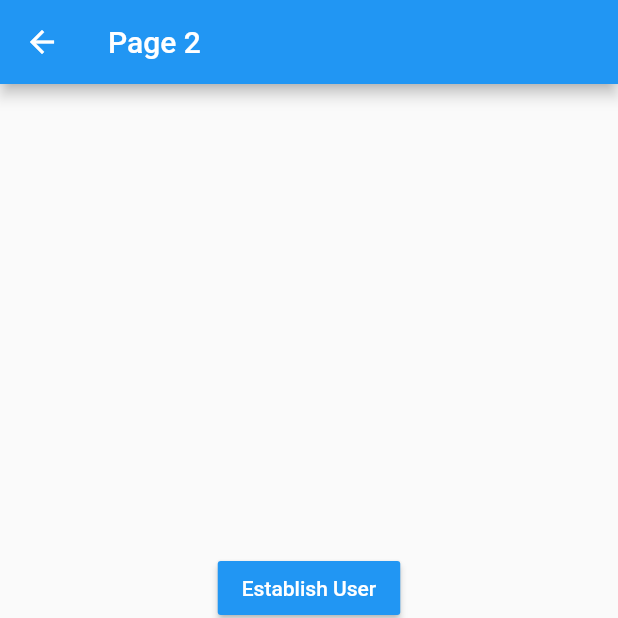
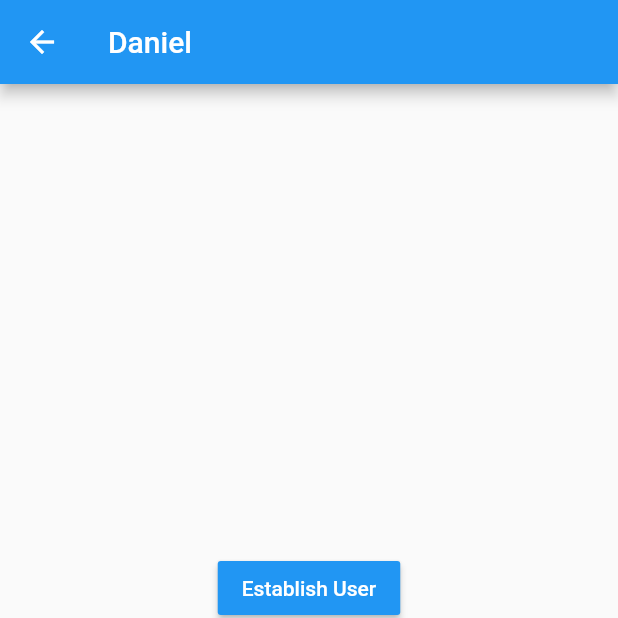
Before and after one commit to Danthology96/Advanced-flutter, a Flutter app: the Page2Page screen opened by its route, after a tap on "Establish User", on a phone screen of 412 x 824 dp, the top half of it. Run offline on Flutter 3.47's test engine with Material 2 defaults, Android fonts, the phone set to English and light mode, and no system bars; our stand-ins replace flutter_secure_storage, pie_chart, pull_to_refresh, socket_io_client; accounts and stored records are empty.

Commit message:
finished singleton example

```diff
--- a/states_management_apps/singleton/lib/models/user.model.dart
+++ b/states_management_apps/singleton/lib/models/user.model.dart
@@ -1,7 +1,7 @@
 class User {
   String name;
-  int age;
-  List<String> proffesions;
+  int? age;
+  List<String>? proffesions;
 
-  User({required this.name, required this.age, required this.proffesions});
+  User({required this.name, this.age, this.proffesions});
 }
--- a/states_management_apps/singleton/lib/pages/page1.dart
+++ b/states_management_apps/singleton/lib/pages/page1.dart
@@ -1,4 +1,7 @@
 import 'package:flutter/material.dart';
+import 'package:singleton/services/users.service.dart';
+
+import '../models/user.model.dart';
 
 class Page1Page extends StatelessWidget {
   const Page1Page({Key? key}) : super(key: key);
@@ -9,7 +12,14 @@ class Page1Page extends StatelessWidget {
       appBar: AppBar(
         title: const Text('Page 1'),
       ),
-      body: const UserInformation(),
+      body: StreamBuilder(
+        stream: userService.userStream,
+        builder: (BuildContext context, AsyncSnapshot<User> snapshot) {
+          return snapshot.hasData
+              ? UserInformation(user: snapshot.data)
+              : const Center(child: Text('No existe información del usuario'));
+        },
+      ),
       floatingActionButton: FloatingActionButton(
         onPressed: () => Navigator.pushNamed(context, 'page2'),
         child: const Icon(Icons.next_plan),
@@ -21,8 +31,10 @@ class Page1Page extends StatelessWidget {
 class UserInformation extends StatelessWidget {
   const UserInformation({
     Key? key,
+    required this.user,
   }) : super(key: key);
 
+  final User? user;
   @override
   Widget build(BuildContext context) {
     return Container(
@@ -31,23 +43,23 @@ class UserInformation extends StatelessWidget {
       padding: const EdgeInsets.all(20),
       child: Column(
         crossAxisAlignment: CrossAxisAlignment.start,
-        children: const [
-          Text(
+        children: [
+          const Text(
             'General',
             style: TextStyle(fontSize: 18, fontWeight: FontWeight.bold),
           ),
-          Divider(),
+          const Divider(),
           ListTile(
-            title: Text('Name:'),
+            title: Text('Name: ${user?.name ?? ''}'),
           ),
           ListTile(
-            title: Text('Age:'),
+            title: Text('Age: ${user?.age ?? ''}'),
           ),
-          Text(
+          const Text(
             'Proffesions',
             style: TextStyle(fontSize: 18, fontWeight: FontWeight.bold),
           ),
-          ListTile(
+          const ListTile(
             title: Text('profesion1'),
           ),
         ],
--- a/states_management_apps/singleton/lib/pages/page2.dart
+++ b/states_management_apps/singleton/lib/pages/page2.dart
@@ -1,4 +1,6 @@
 import 'package:flutter/material.dart';
+import 'package:singleton/models/user.model.dart';
+import 'package:singleton/services/users.service.dart';
 
 class Page2Page extends StatelessWidget {
   const Page2Page({Key? key}) : super(key: key);
@@ -7,14 +9,22 @@ class Page2Page extends StatelessWidget {
   Widget build(BuildContext context) {
     return Scaffold(
       appBar: AppBar(
-        title: const Text('Page 2'),
+        title: StreamBuilder(
+          stream: userService.userStream,
+          builder: (BuildContext context, AsyncSnapshot<User> snapshot) {
+            return Text(snapshot.data?.name ?? 'Page 2');
+          },
+        ),
       ),
       body: Center(
           child: Column(
         mainAxisAlignment: MainAxisAlignment.center,
         children: [
           MaterialButton(
-            onPressed: () {},
+            onPressed: () {
+              final newUser = User(name: 'Daniel', age: 25);
+              userService.loadUser(newUser);
+            },
             color: Colors.blue,
             child: const Text(
               'Establish User',
@@ -22,7 +32,9 @@ class Page2Page extends StatelessWidget {
             ),
           ),
           MaterialButton(
-            onPressed: () {},
+            onPressed: () {
+              userService.changeAge(23);
+            },
             color: Colors.blue,
             child: const Text(
               'Change age',
--- /dev/null
+++ b/states_management_apps/singleton/lib/services/users.service.dart
@@ -0,0 +1,32 @@
+import 'dart:async';
+
+import 'package:singleton/models/user.model.dart';
+
+class _UserService {
+  User? _user;
+
+  final StreamController<User> _userStreamController =
+      StreamController<User>.broadcast();
+
+  User? get user => _user;
+
+  bool get userExists => (_user != null) ? true : false;
+
+  Stream<User> get userStream => _userStreamController.stream;
+
+  void loadUser(User user) {
+    _user = user;
+    _userStreamController.add(user);
+  }
+
+  void changeAge(int value) {
+    _user?.age = value;
+    _userStreamController.add(_user!);
+  }
+
+  void dispose() {
+    _userStreamController.close();
+  }
+}
+
+final userService = _UserService();
```
